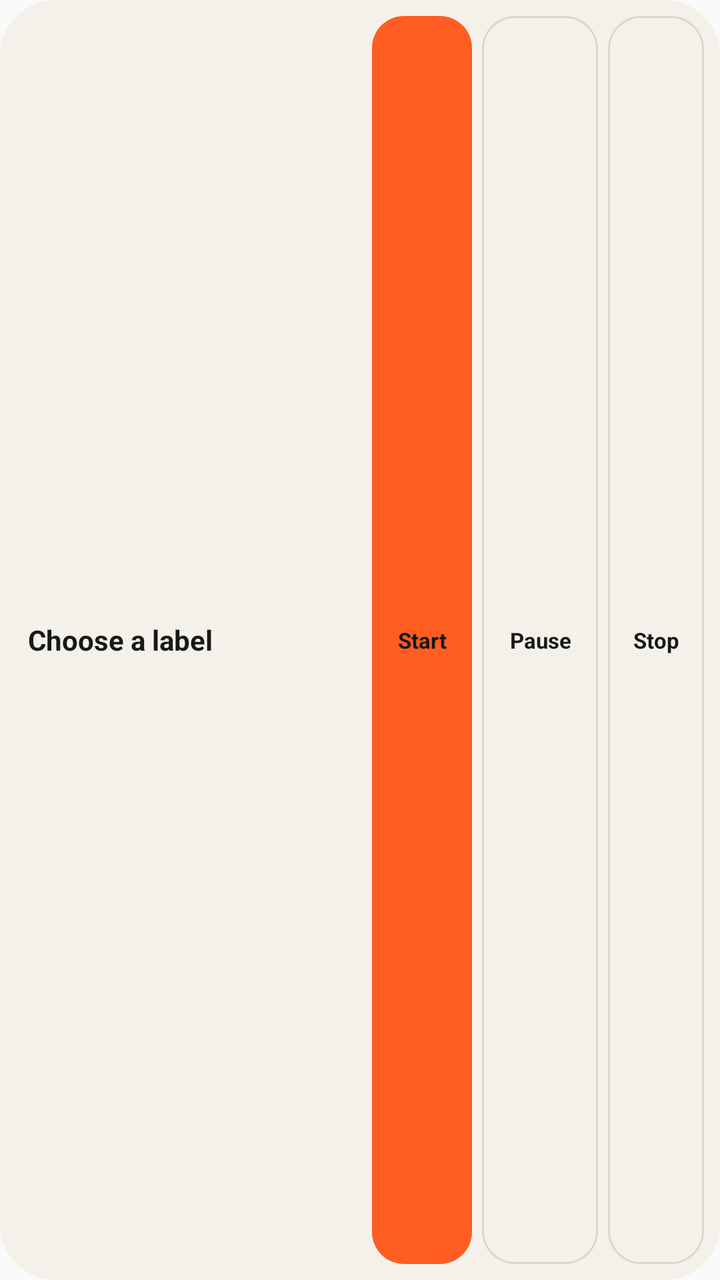
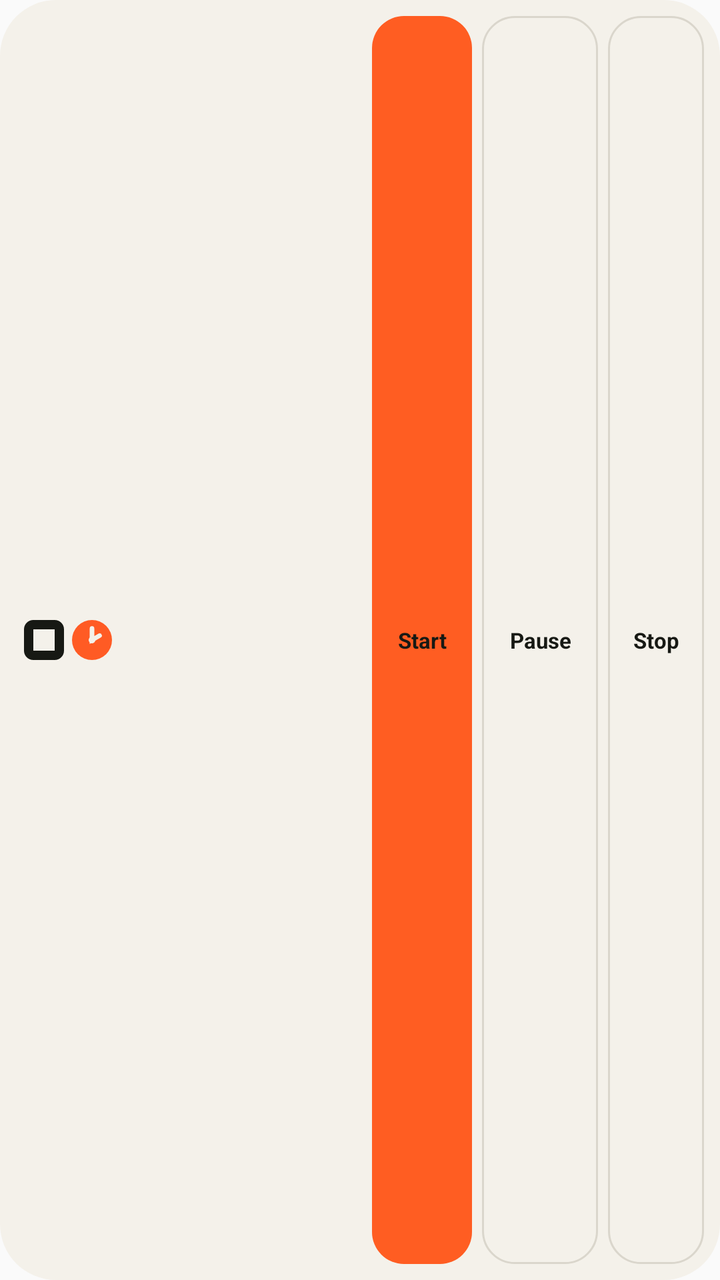

Compare the two renders of this Android layout. The source of the first and the diff that turns it into the second are given below.
<!-- AndroidManifest.xml: application theme AppTheme -->
<!-- res/layout/tracker_widget.xml -->
<?xml version="1.0" encoding="utf-8"?>
<LinearLayout xmlns:android="http://schemas.android.com/apk/res/android" android:id="@+id/widget_root" android:layout_width="match_parent" android:layout_height="match_parent" android:orientation="horizontal" android:gravity="center_vertical" android:padding="8dp" android:background="@drawable/widget_background">
    <TextView android:id="@+id/widget_title" android:layout_width="0dp" android:layout_weight="1" android:layout_height="match_parent" android:layout_marginStart="6dp" android:layout_marginEnd="8dp" android:gravity="center_vertical" android:text="Choose a label" android:textColor="@color/widget_text" android:textSize="14sp" android:textStyle="bold" android:maxLines="2" android:ellipsize="end" />
    <TextView android:id="@+id/widget_start" android:layout_width="50dp" android:layout_height="match_parent" android:gravity="center" android:text="Start" android:textColor="#171914" android:textSize="11sp" android:textStyle="bold" android:background="@drawable/widget_button" />
    <TextView android:id="@+id/widget_pause" android:layout_width="58dp" android:layout_height="match_parent" android:layout_marginStart="5dp" android:gravity="center" android:text="Pause" android:textColor="@color/widget_text" android:textSize="11sp" android:textStyle="bold" android:background="@drawable/widget_secondary_button" />
    <TextView android:id="@+id/widget_stop" android:layout_width="48dp" android:layout_height="match_parent" android:layout_marginStart="5dp" android:gravity="center" android:text="Stop" android:textColor="@color/widget_text" android:textSize="11sp" android:textStyle="bold" android:background="@drawable/widget_secondary_button" />
</LinearLayout>
<!-- resources referenced by this layout -->
<resources>
  <color name="widget_text">#171914</color>
  <!-- drawable widget_background (drawable) -->
  <shape xmlns:android="http://schemas.android.com/apk/res/android"><solid android:color="@color/widget_paper"/><corners android:radius="28dp"/></shape>
  <!-- drawable widget_button (drawable) -->
  <shape xmlns:android="http://schemas.android.com/apk/res/android"><solid android:color="#FF5D22"/><corners android:radius="16dp"/></shape>
  <!-- drawable widget_secondary_button (drawable) -->
  <shape xmlns:android="http://schemas.android.com/apk/res/android"><solid android:color="@color/widget_paper"/><stroke android:width="1dp" android:color="@color/widget_line"/><corners android:radius="16dp"/></shape>
  <style name="AppTheme" parent="Theme.AppCompat.Light.DarkActionBar">
          
          <item name="colorPrimary">@color/colorPrimary</item>
          <item name="colorPrimaryDark">@color/colorPrimaryDark</item>
          <item name="colorAccent">@color/colorAccent</item>
      </style>
  <color name="widget_paper">#F4F1EA</color>
  <color name="widget_line">#DAD6CC</color>
</resources>

<!-- the commit's change to res/layout/tracker_widget.xml (unified diff, before → after) -->
@@ -1,6 +1,7 @@
 <?xml version="1.0" encoding="utf-8"?>
 <LinearLayout xmlns:android="http://schemas.android.com/apk/res/android" android:id="@+id/widget_root" android:layout_width="match_parent" android:layout_height="match_parent" android:orientation="horizontal" android:gravity="center_vertical" android:padding="8dp" android:background="@drawable/widget_background">
-    <TextView android:id="@+id/widget_title" android:layout_width="0dp" android:layout_weight="1" android:layout_height="match_parent" android:layout_marginStart="6dp" android:layout_marginEnd="8dp" android:gravity="center_vertical" android:text="Choose a label" android:textColor="@color/widget_text" android:textSize="14sp" android:textStyle="bold" android:maxLines="2" android:ellipsize="end" />
+    <ImageView android:layout_width="44dp" android:layout_height="24dp" android:layout_marginStart="4dp" android:layout_marginEnd="12dp" android:src="@drawable/moa_widget_logo" android:contentDescription="moa" />
+    <TextView android:layout_width="0dp" android:layout_weight="1" android:layout_height="1dp" android:importantForAccessibility="no" />
     <TextView android:id="@+id/widget_start" android:layout_width="50dp" android:layout_height="match_parent" android:gravity="center" android:text="Start" android:textColor="#171914" android:textSize="11sp" android:textStyle="bold" android:background="@drawable/widget_button" />
     <TextView android:id="@+id/widget_pause" android:layout_width="58dp" android:layout_height="match_parent" android:layout_marginStart="5dp" android:gravity="center" android:text="Pause" android:textColor="@color/widget_text" android:textSize="11sp" android:textStyle="bold" android:background="@drawable/widget_secondary_button" />
     <TextView android:id="@+id/widget_stop" android:layout_width="48dp" android:layout_height="match_parent" android:layout_marginStart="5dp" android:gravity="center" android:text="Stop" android:textColor="@color/widget_text" android:textSize="11sp" android:textStyle="bold" android:background="@drawable/widget_secondary_button" />
<!-- resource entries referenced after the edit -->
@@ -1,6 +1,13 @@
 <!-- resources referenced by this layout -->
 <resources>
   <color name="widget_text">#171914</color>
+  <!-- drawable moa_widget_logo (drawable) -->
+  <vector xmlns:android="http://schemas.android.com/apk/res/android" android:width="66dp" android:height="30dp" android:viewportWidth="66" android:viewportHeight="30">
+      <path android:fillColor="@android:color/transparent" android:strokeColor="@color/widget_text" android:strokeWidth="7" android:pathData="M7,3.5H23A3.5,3.5 0,0 1,26.5 7V23A3.5,3.5 0,0 1,23 26.5H7A3.5,3.5 0,0 1,3.5 23V7A3.5,3.5 0,0 1,7 3.5Z" />
+      <path android:fillColor="#FF5B24" android:pathData="M51,0A15,15 0,1 1,51 30A15,15 0,1 1,51 0Z" />
+      <path android:fillColor="@android:color/transparent" android:strokeColor="#F4F1EA" android:strokeWidth="3.4" android:strokeLineCap="round" android:pathData="M51,6.3V15L56.7,11.7" />
+      <path android:fillColor="#F4F1EA" android:pathData="M51,12.5A2.5,2.5 0,1 1,51 17.5A2.5,2.5 0,1 1,51 12.5Z" />
+  </vector>
   <!-- drawable widget_background (drawable) -->
   <shape xmlns:android="http://schemas.android.com/apk/res/android"><solid android:color="@color/widget_paper"/><corners android:radius="28dp"/></shape>
   <!-- drawable widget_button (drawable) -->
